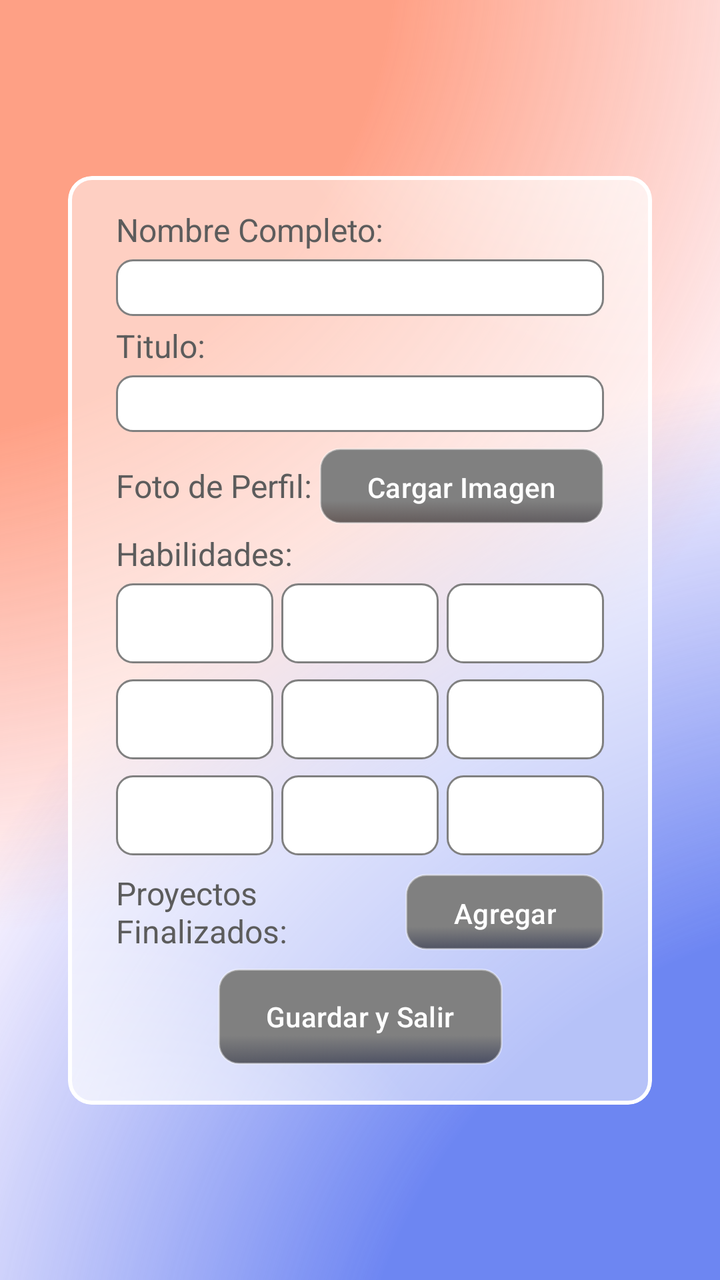
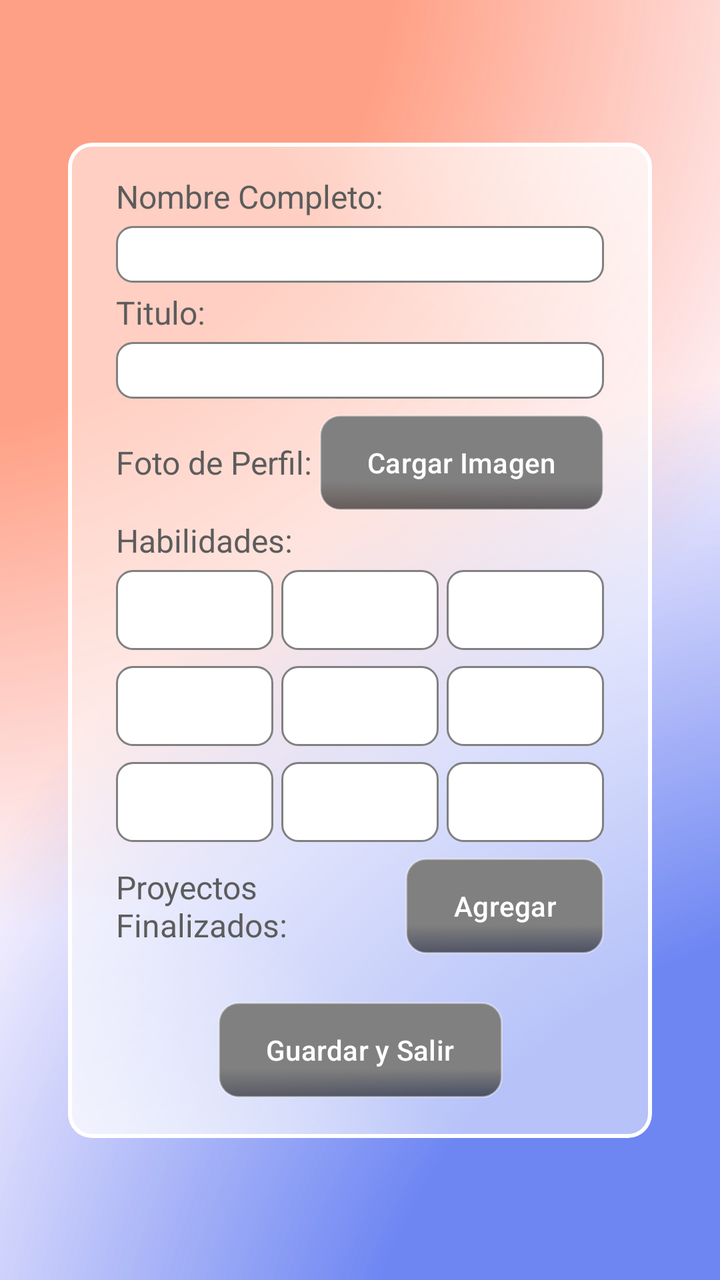

Compare the two renders of this Android layout. The source of the first and the diff that turns it into the second are given below.
<!-- AndroidManifest.xml: application theme Theme.CVMovil -->
<!-- res/layout/activity_edit.xml -->
<?xml version="1.0" encoding="utf-8"?>
<ScrollView xmlns:android="http://schemas.android.com/apk/res/android"
    xmlns:app="http://schemas.android.com/apk/res-auto"
    xmlns:tools="http://schemas.android.com/tools"
    android:id="@+id/rootScroll"
    android:layout_width="match_parent"
    android:layout_height="match_parent"
    android:fillViewport="true">

    <androidx.constraintlayout.widget.ConstraintLayout
        android:id="@+id/main"
        android:layout_width="match_parent"
        android:layout_height="wrap_content"
        tools:context=".actividades.EditActivity">

        <androidx.constraintlayout.widget.ConstraintLayout
            android:id="@+id/Elipses"
            android:layout_width="match_parent"
            android:layout_height="0dp"
            app:layout_constraintBottom_toBottomOf="parent"
            app:layout_constraintEnd_toEndOf="parent"
            app:layout_constraintStart_toStartOf="parent"
            app:layout_constraintTop_toTopOf="parent">

            <FrameLayout
                android:id="@+id/Elipse1"
                android:layout_width="750dp"
                android:layout_height="1220dp"
                android:alpha="0.85"
                android:background="@drawable/gradiante1"
                app:layout_constraintBottom_toBottomOf="parent"
                app:layout_constraintEnd_toEndOf="parent" />

            <FrameLayout
                android:id="@+id/Elipse2"
                android:layout_width="750dp"
                android:layout_height="1220dp"
                android:alpha="0.7"
                android:background="@drawable/gradient2"
                app:layout_constraintStart_toStartOf="parent"
                app:layout_constraintTop_toTopOf="parent" />
        </androidx.constraintlayout.widget.ConstraintLayout>

        <com.google.android.material.card.MaterialCardView
            android:id="@+id/cardContenedor"
            android:layout_width="match_parent"
            android:layout_height="wrap_content"
            android:layout_marginHorizontal="34dp"
            android:layout_marginVertical="24dp"
            app:cardBackgroundColor="#80FFFFFF"
            app:cardCornerRadius="12dp"
            app:layout_constraintBottom_toBottomOf="parent"
            app:layout_constraintEnd_toEndOf="parent"
            app:layout_constraintStart_toStartOf="parent"
            app:layout_constraintTop_toTopOf="parent"
            app:strokeColor="#FFF"
            app:strokeWidth="2dp">

            <androidx.constraintlayout.widget.ConstraintLayout
                android:id="@+id/contenedor"
                android:layout_width="match_parent"
                android:layout_height="match_parent">

                <androidx.constraintlayout.widget.ConstraintLayout
                    android:id="@+id/Elipses2"
                    android:layout_width="match_parent"
                    android:layout_height="0dp"
                    app:layout_constraintBottom_toBottomOf="parent"
                    app:layout_constraintEnd_toEndOf="parent"
                    app:layout_constraintStart_toStartOf="parent"
                    app:layout_constraintTop_toTopOf="parent">

                    <FrameLayout
                        android:id="@+id/Elipse3"
                        android:layout_width="640dp"
                        android:layout_height="1220dp"
                        android:background="@drawable/gradiante3"
                        app:layout_constraintBottom_toBottomOf="parent"
                        app:layout_constraintStart_toStartOf="parent" />

                    <FrameLayout
                        android:id="@+id/Elipse4"
                        android:layout_width="640dp"
                        android:layout_height="1220dp"
                        android:background="@drawable/gradiante3"
                        app:layout_constraintTop_toTopOf="parent"
                        app:layout_constraintEnd_toEndOf="parent"/>

                </androidx.constraintlayout.widget.ConstraintLayout>

                <androidx.constraintlayout.widget.ConstraintLayout
                    android:id="@+id/inputs"
                    android:layout_width="match_parent"
                    android:layout_height="wrap_content"
                    android:layout_marginHorizontal="24dp"
                    android:layout_marginVertical="16dp"
                    app:layout_constraintBottom_toBottomOf="parent"
                    app:layout_constraintEnd_toEndOf="parent"
                    app:layout_constraintStart_toStartOf="parent"
                    app:layout_constraintTop_toTopOf="parent">


                    <TextView
                        android:id="@+id/nameText"
                        android:layout_width="0dp"
                        android:layout_height="wrap_content"
                        android:layout_weight="1"
                        android:text="@string/name"
                        android:textColor="#5C5C5C"
                        android:textSize="16sp"
                        app:layout_constraintBottom_toTopOf="@id/name"
                        app:layout_constraintEnd_toEndOf="parent"
                        app:layout_constraintStart_toStartOf="parent"
                        app:layout_constraintTop_toTopOf="parent" />

                    <EditText
                        android:id="@+id/name"
                        android:layout_width="match_parent"
                        android:layout_height="wrap_content"
                        android:layout_marginVertical="4dp"
                        android:background="@drawable/input"
                        android:inputType="text"
                        android:paddingHorizontal="8sp"
                        android:paddingVertical="2sp"
                        app:layout_constraintBottom_toTopOf="@id/titleText"
                        app:layout_constraintTop_toBottomOf="@id/nameText" />

                    <TextView
                        android:id="@+id/titleText"
                        android:layout_width="0dp"
                        android:layout_height="wrap_content"
                        android:layout_weight="1"
                        android:text="@string/titulo"
                        android:textColor="#5C5C5C"
                        android:textSize="16sp"
                        app:layout_constraintBottom_toTopOf="@id/title"
                        app:layout_constraintEnd_toEndOf="parent"
                        app:layout_constraintStart_toStartOf="parent"
                        app:layout_constraintTop_toBottomOf="@id/name" />

                    <EditText
                        android:id="@+id/title"
                        android:layout_width="match_parent"
                        android:layout_height="wrap_content"
                        android:layout_marginVertical="4dp"
                        android:background="@drawable/input"
                        android:inputType="text"
                        android:paddingHorizontal="8sp"
                        android:paddingVertical="2sp"
                        app:layout_constraintBottom_toTopOf="@id/profile"
                        app:layout_constraintTop_toBottomOf="@id/titleText" />

                    <LinearLayout
                        android:id="@+id/profile"
                        android:layout_width="match_parent"
                        android:layout_height="wrap_content"
                        android:layout_marginVertical="4dp"
                        android:gravity="center"
                        android:orientation="horizontal"
                        app:layout_constraintBottom_toTopOf="@id/abilitiesText"
                        app:layout_constraintTop_toBottomOf="@id/title">

                        <TextView
                            android:id="@+id/profileText"
                            android:layout_width="0dp"
                            android:layout_height="wrap_content"
                            android:layout_weight="1"
                            android:text="@string/profile"
                            android:textColor="#5C5C5C"
                            android:textSize="16sp" />

                        <Button
                            android:id="@+id/editProfile"
                            android:layout_width="wrap_content"
                            android:layout_height="38dp"
                            android:background="@drawable/button_selector"
                            android:backgroundTint="@null"
                            android:text="@string/upload"
                            app:backgroundTint="@null" />
                    </LinearLayout>

                    <TextView
                        android:id="@+id/abilitiesText"
                        android:layout_width="0dp"
                        android:layout_height="wrap_content"
                        android:layout_weight="1"
                        android:text="@string/habilidades"
                        android:textColor="#5C5C5C"
                        android:textSize="16sp"
                        app:layout_constraintBottom_toTopOf="@id/filaHabilidad1"
                        app:layout_constraintEnd_toEndOf="parent"
                        app:layout_constraintStart_toStartOf="parent"
                        app:layout_constraintTop_toBottomOf="@id/profile" />


                    <LinearLayout
                        android:id="@+id/filaHabilidad1"
                        android:layout_width="match_parent"
                        android:layout_height="wrap_content"
                        android:layout_marginVertical="4dp"
                        android:background="@android:color/transparent"
                        android:orientation="horizontal"
                        app:layout_constraintBottom_toTopOf="@id/filaHabilidad2"
                        app:layout_constraintEnd_toEndOf="parent"
                        app:layout_constraintStart_toStartOf="parent"
                        app:layout_constraintTop_toBottomOf="@id/abilitiesText">

                        <EditText
                            android:id="@+id/habilidad1"
                            android:layout_width="0dp"
                            android:layout_height="40dp"
                            android:layout_weight="1"
                            android:background="@drawable/input"
                            android:inputType="text"
                            android:paddingHorizontal="8sp"
                            android:paddingVertical="2sp"
                            android:textSize="16sp" />

                        <EditText
                            android:id="@+id/habilidad2"
                            android:layout_width="0dp"
                            android:layout_height="40dp"
                            android:layout_marginHorizontal="4dp"
                            android:layout_weight="1"
                            android:background="@drawable/input"
                            android:inputType="text"
                            android:paddingHorizontal="8sp"
                            android:paddingVertical="2sp"
                            android:textSize="16sp" />

                        <EditText
                            android:id="@+id/habilidad3"
                            android:layout_width="0dp"
                            android:layout_height="40dp"
                            android:layout_weight="1"
                            android:background="@drawable/input"
                            android:inputType="text"
                            android:paddingHorizontal="8sp"
                            android:paddingVertical="2sp"
                            android:textSize="16sp" />
                    </LinearLayout>

                    <LinearLayout
                        android:id="@+id/filaHabilidad2"
                        android:layout_width="match_parent"
                        android:layout_height="wrap_content"
                        android:layout_marginVertical="4dp"
                        android:background="@android:color/transparent"
                        android:orientation="horizontal"
                        app:layout_constraintBottom_toTopOf="@id/filaHabilidad3"
                        app:layout_constraintEnd_toEndOf="parent"
                        app:layout_constraintStart_toStartOf="parent"
                        app:layout_constraintTop_toBottomOf="@id/filaHabilidad1">

                        <EditText
                            android:id="@+id/habilidad4"
                            android:layout_width="0dp"
                            android:layout_height="40dp"
                            android:layout_weight="1"
                            android:background="@drawable/input"
                            android:inputType="text"
                            android:paddingHorizontal="8sp"
                            android:paddingVertical="2sp"
                            android:textSize="16sp" />

                        <EditText
                            android:id="@+id/habilidad5"
                            android:layout_width="0dp"
                            android:layout_height="40dp"
                            android:layout_marginHorizontal="4dp"
                            android:layout_weight="1"
                            android:background="@drawable/input"
                            android:inputType="text"
                            android:paddingHorizontal="8sp"
                            android:paddingVertical="2sp"
                            android:textSize="16sp" />

                        <EditText
                            android:id="@+id/habilidad6"
                            android:layout_width="0dp"
                            android:layout_height="40dp"
                            android:layout_weight="1"
                            android:background="@drawable/input"
                            android:inputType="text"
                            android:paddingHorizontal="8sp"
                            android:paddingVertical="2sp"
                            android:textSize="16sp" />
                    </LinearLayout>

                    <LinearLayout
                        android:id="@+id/filaHabilidad3"
                        android:layout_width="match_parent"
                        android:layout_height="wrap_content"
                        android:layout_marginVertical="4dp"
                        android:background="@android:color/transparent"
                        android:orientation="horizontal"
                        app:layout_constraintBottom_toTopOf="@id/proyectosHead"
                        app:layout_constraintEnd_toEndOf="parent"
                        app:layout_constraintStart_toStartOf="parent"
                        app:layout_constraintTop_toBottomOf="@id/filaHabilidad2">

                        <EditText
                            android:id="@+id/habilidad7"
                            android:layout_width="0dp"
                            android:layout_height="40dp"
                            android:layout_weight="1"
                            android:background="@drawable/input"
                            android:inputType="text"
                            android:paddingHorizontal="8sp"
                            android:paddingVertical="2sp"
                            android:textSize="16sp" />

                        <EditText
                            android:id="@+id/habilidad8"
                            android:layout_width="0dp"
                            android:layout_height="40dp"
                            android:layout_marginHorizontal="4dp"
                            android:layout_weight="1"
                            android:background="@drawable/input"
                            android:inputType="text"
                            android:paddingHorizontal="8sp"
                            android:paddingVertical="2sp"
                            android:textSize="16sp" />

                        <EditText
                            android:id="@+id/habilidad9"
                            android:layout_width="0dp"
                            android:layout_height="40dp"
                            android:layout_weight="1"
                            android:background="@drawable/input"
                            android:inputType="text"
                            android:paddingHorizontal="8sp"
                            android:paddingVertical="2sp"
                            android:textSize="16sp" />
                    </LinearLayout>

                    <LinearLayout
                        android:id="@+id/proyectosHead"
                        android:layout_width="match_parent"
                        android:layout_height="wrap_content"
                        android:layout_marginVertical="4dp"
                        android:gravity="center"
                        android:orientation="horizontal"
                        app:layout_constraintBottom_toTopOf="@id/proyectos"
                        app:layout_constraintTop_toBottomOf="@id/filaHabilidad3">

                        <TextView
                            android:id="@+id/proyectsText"
                            android:layout_width="0dp"
                            android:layout_height="wrap_content"
                            android:layout_weight="1"
                            android:text="@string/proyect"
                            android:textColor="#5C5C5C"
                            android:textSize="16sp" />

                        <Button
                            android:id="@+id/addProyects"
                            android:layout_width="wrap_content"
                            android:layout_height="38dp"
                            android:background="@drawable/button_selector"
                            android:backgroundTint="@null"
                            android:text="@string/add"
                            app:backgroundTint="@null" />
                    </LinearLayout>

                    <androidx.constraintlayout.widget.ConstraintLayout
                        android:id="@+id/proyectos"
                        android:layout_width="match_parent"
                        android:layout_height="wrap_content"
                        android:background="@android:color/transparent"
                        app:layout_constraintBottom_toTopOf="@id/save"
                        app:layout_constraintTop_toBottomOf="@id/proyectosHead">

                        
                    </androidx.constraintlayout.widget.ConstraintLayout>

                    <Button
                        android:id="@+id/save"
                        android:layout_width="wrap_content"
                        android:layout_height="wrap_content"
                        android:layout_marginVertical="4dp"
                        android:background="@drawable/button_selector"
                        android:backgroundTint="@null"
                        android:text="@string/save"
                        app:backgroundTint="@null"
                        app:layout_constraintBottom_toBottomOf="parent"
                        app:layout_constraintEnd_toEndOf="parent"
                        app:layout_constraintStart_toStartOf="parent"
                        app:layout_constraintTop_toBottomOf="@id/proyectos" />


                </androidx.constraintlayout.widget.ConstraintLayout>
            </androidx.constraintlayout.widget.ConstraintLayout>
        </com.google.android.material.card.MaterialCardView>

    </androidx.constraintlayout.widget.ConstraintLayout>

</ScrollView>
<!-- resources referenced by this layout -->
<resources>
  <!-- drawable button_selector (drawable) -->
  <?xml version="1.0" encoding="utf-8"?>
  <selector xmlns:android="http://schemas.android.com/apk/res/android">
  
      
      <item android:state_pressed="true"
          android:drawable="@drawable/shadow2" />
  
      
      <item android:drawable="@drawable/shadow" />
  </selector>
  <!-- drawable gradiante1 (drawable) -->
  <?xml version="1.0" encoding="utf-8"?>
  <shape xmlns:android="http://schemas.android.com/apk/res/android" android:shape="rectangle" >
      <gradient
          android:gradientRadius="500dp"
          android:startColor="#FF9170"
          android:centerColor="#FF9170"
          android:type="radial"
          android:centerY="0.45"
          android:centerX="0.45"/>
  
  </shape>
  <!-- drawable gradiante3 (drawable) -->
  <?xml version="1.0" encoding="utf-8"?>
  <shape xmlns:android="http://schemas.android.com/apk/res/android" android:shape="rectangle">
      <gradient
          android:gradientRadius="250dp"
          android:startColor="#fff"
          android:type="radial"
          />
  
  
  </shape>
  <!-- drawable gradient2 (drawable) -->
  <?xml version="1.0" encoding="utf-8"?>
  <shape xmlns:android="http://schemas.android.com/apk/res/android" android:shape="rectangle" >
      <gradient
          android:gradientRadius="550dp"
          android:startColor="#3056ED"
          android:centerColor="#3056ED"
          android:type="radial"
          android:centerX="0.6"
          android:centerY="0.6"/>
  
  </shape>
  <!-- drawable input (drawable) -->
  <?xml version="1.0" encoding="utf-8"?>
  <shape xmlns:android="http://schemas.android.com/apk/res/android"
      android:shape="rectangle">
      <corners android:radius="8dp" />
      <solid android:color="#fff" />
      <stroke
          android:width="1dp"
          android:color="#808080" />
  </shape>
  <string name="add">Agregar</string>
  <string name="habilidades">Habilidades:</string>
  <string name="name">Nombre Completo:</string>
  <string name="profile">Foto de Perfil:</string>
  <string name="proyect">Proyectos Finalizados:</string>
  <string name="save">Guardar y Salir</string>
  <string name="titulo">Titulo:</string>
  <string name="upload">Cargar Imagen</string>
  <style name="Theme.CVMovil" parent="Base.Theme.CVMovil" />
  <!-- drawable shadow2 (drawable) -->
  <?xml version="1.0" encoding="utf-8"?>
  <shape xmlns:android="http://schemas.android.com/apk/res/android"
      android:shape="rectangle">
      <corners android:radius="10dp" />
      <gradient
          android:type="linear"
          android:startColor="#525252"
          android:centerColor="#525252"
          android:endColor="#80000000"
          android:angle="270"
          android:centerX="0.70" />
      <stroke
          android:width="1dp"
          android:color="#66000000" />
  </shape>
  <!-- drawable shadow (drawable) -->
  <?xml version="1.0" encoding="utf-8"?>
  <shape xmlns:android="http://schemas.android.com/apk/res/android"
      android:shape="rectangle">
      <corners android:radius="10dp" />
      <gradient
          android:type="linear"
          android:startColor="#808080"
          android:centerColor="#808080"
          android:endColor="#99000000"
          android:angle="270"
          android:centerX="0.70" />
      <stroke
          android:width="1dp"
          android:color="#66FFFFFF" />
  </shape>
  <style name="Base.Theme.CVMovil" parent="Theme.Material3.DayNight.NoActionBar">
          
          
      </style>
</resources>

<!-- the commit's change to res/layout/activity_edit.xml (unified diff, before → after) -->
@@ -120,6 +120,7 @@
                         android:layout_marginVertical="4dp"
                         android:background="@drawable/input"
                         android:inputType="text"
+                        android:textColor="#858585"
                         android:paddingHorizontal="8sp"
                         android:paddingVertical="2sp"
                         app:layout_constraintBottom_toTopOf="@id/titleText"
@@ -145,6 +146,7 @@
                         android:layout_marginVertical="4dp"
                         android:background="@drawable/input"
                         android:inputType="text"
+                        android:textColor="#858585"
                         android:paddingHorizontal="8sp"
                         android:paddingVertical="2sp"
                         app:layout_constraintBottom_toTopOf="@id/profile"
@@ -172,10 +174,11 @@
                         <Button
                             android:id="@+id/editProfile"
                             android:layout_width="wrap_content"
-                            android:layout_height="38dp"
+                            android:layout_height="wrap_content"
                             android:background="@drawable/button_selector"
                             android:backgroundTint="@null"
                             android:text="@string/upload"
+                            android:textColor="#FFFFFF"
                             app:backgroundTint="@null" />
                     </LinearLayout>
 
@@ -212,6 +215,7 @@
                             android:layout_weight="1"
                             android:background="@drawable/input"
                             android:inputType="text"
+                            android:textColor="#858585"
                             android:paddingHorizontal="8sp"
                             android:paddingVertical="2sp"
                             android:textSize="16sp" />
@@ -224,6 +228,7 @@
                             android:layout_weight="1"
                             android:background="@drawable/input"
                             android:inputType="text"
+                            android:textColor="#858585"
                             android:paddingHorizontal="8sp"
                             android:paddingVertical="2sp"
                             android:textSize="16sp" />
@@ -235,6 +240,7 @@
                             android:layout_weight="1"
                             android:background="@drawable/input"
                             android:inputType="text"
+                            android:textColor="#858585"
                             android:paddingHorizontal="8sp"
                             android:paddingVertical="2sp"
                             android:textSize="16sp" />
@@ -259,6 +265,7 @@
                             android:layout_weight="1"
                             android:background="@drawable/input"
                             android:inputType="text"
+                            android:textColor="#858585"
                             android:paddingHorizontal="8sp"
                             android:paddingVertical="2sp"
                             android:textSize="16sp" />
@@ -271,6 +278,7 @@
                             android:layout_weight="1"
                             android:background="@drawable/input"
                             android:inputType="text"
+                            android:textColor="#858585"
                             android:paddingHorizontal="8sp"
                             android:paddingVertical="2sp"
                             android:textSize="16sp" />
@@ -282,6 +290,7 @@
                             android:layout_weight="1"
                             android:background="@drawable/input"
                             android:inputType="text"
+                            android:textColor="#858585"
                             android:paddingHorizontal="8sp"
                             android:paddingVertical="2sp"
                             android:textSize="16sp" />
@@ -306,6 +315,7 @@
                             android:layout_weight="1"
                             android:background="@drawable/input"
                             android:inputType="text"
+                            android:textColor="#858585"
                             android:paddingHorizontal="8sp"
                             android:paddingVertical="2sp"
                             android:textSize="16sp" />
@@ -318,6 +328,7 @@
                             android:layout_weight="1"
                             android:background="@drawable/input"
                             android:inputType="text"
+                            android:textColor="#858585"
                             android:paddingHorizontal="8sp"
                             android:paddingVertical="2sp"
                             android:textSize="16sp" />
@@ -329,6 +340,7 @@
                             android:layout_weight="1"
                             android:background="@drawable/input"
                             android:inputType="text"
+                            android:textColor="#858585"
                             android:paddingHorizontal="8sp"
                             android:paddingVertical="2sp"
                             android:textSize="16sp" />
@@ -356,23 +368,39 @@
                         <Button
                             android:id="@+id/addProyects"
                             android:layout_width="wrap_content"
-                            android:layout_height="38dp"
+                            android:layout_height="wrap_content"
                             android:background="@drawable/button_selector"
                             android:backgroundTint="@null"
                             android:text="@string/add"
+                            android:textColor="#FFFFFF"
                             app:backgroundTint="@null" />
                     </LinearLayout>
 
-                    <androidx.constraintlayout.widget.ConstraintLayout
+                    <LinearLayout
                         android:id="@+id/proyectos"
                         android:layout_width="match_parent"
                         android:layout_height="wrap_content"
                         android:background="@android:color/transparent"
+                        android:orientation="vertical"
+                        android:paddingBottom="8dp"
+                        app:layout_constraintBottom_toTopOf="@id/proyectosNuevos"
+                        app:layout_constraintTop_toBottomOf="@id/proyectosHead">
+
+                        
+                    </LinearLayout>
+
+                    <LinearLayout
+                        android:id="@+id/proyectosNuevos"
+                        android:layout_width="match_parent"
+                        android:layout_height="wrap_content"
+                        android:background="@android:color/transparent"
+                        android:orientation="vertical"
+                        android:paddingBottom="8dp"
                         app:layout_constraintBottom_toTopOf="@id/save"
-                        app:layout_constraintTop_toBottomOf="@id/proyectosHead">
+                        app:layout_constraintTop_toBottomOf="@id/proyectos">
 
                         
-                    </androidx.constraintlayout.widget.ConstraintLayout>
+                    </LinearLayout>
 
                     <Button
                         android:id="@+id/save"
@@ -382,11 +410,12 @@
                         android:background="@drawable/button_selector"
                         android:backgroundTint="@null"
                         android:text="@string/save"
+                        android:textColor="#FFFFFF"
                         app:backgroundTint="@null"
                         app:layout_constraintBottom_toBottomOf="parent"
                         app:layout_constraintEnd_toEndOf="parent"
                         app:layout_constraintStart_toStartOf="parent"
-                        app:layout_constraintTop_toBottomOf="@id/proyectos" />
+                        app:layout_constraintTop_toBottomOf="@id/proyectosNuevos" />
 
 
                 </androidx.constraintlayout.widget.ConstraintLayout>
